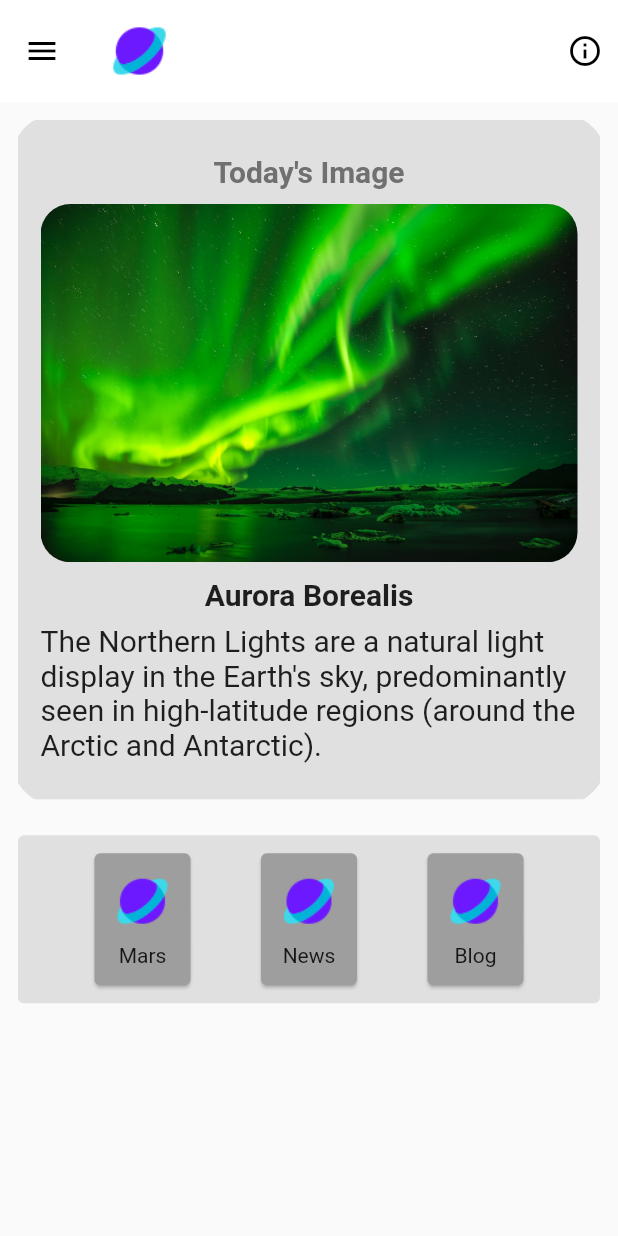
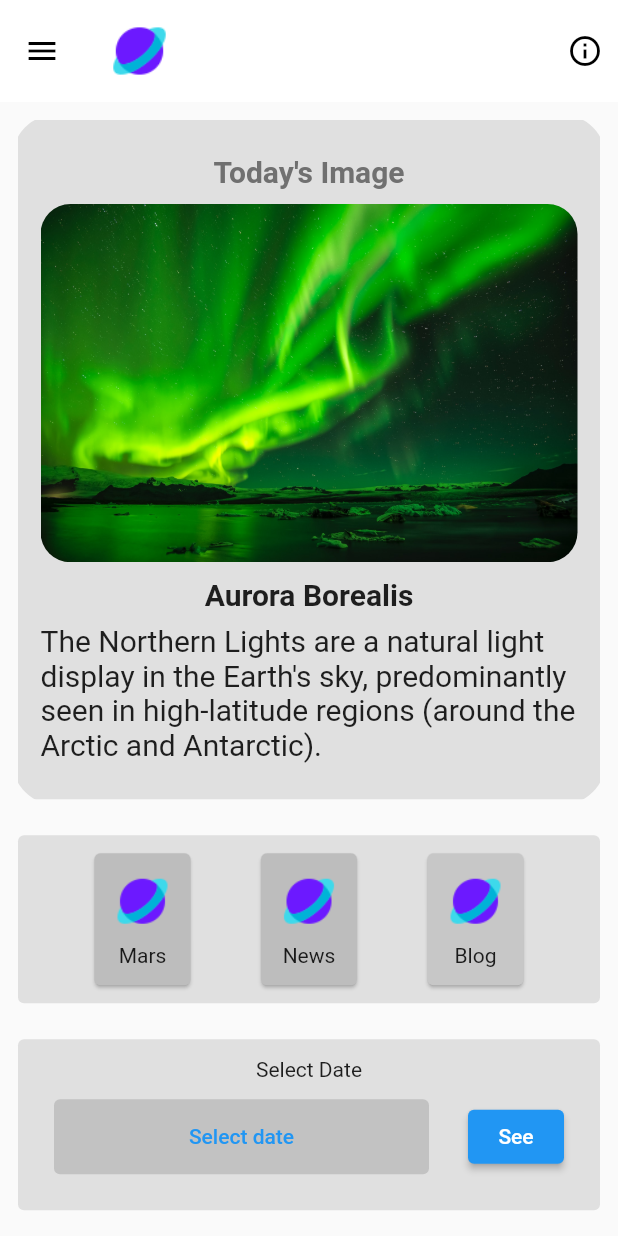
Before and after one commit to zainkhanbaloch/kosmos_flutter, a Flutter app: the screen it shows after launch, on a phone screen of 412 x 824 dp. Run offline on Flutter 3.47's test engine with Material 2 defaults, Android fonts, the phone set to English and light mode, and no system bars; our stand-ins replace device_preview.

Commit message:
break over

```diff
--- a/lib/main.dart
+++ b/lib/main.dart
@@ -9,6 +9,10 @@ void main(){
     builder: (context) => const App(), // Wrap your app
   ),);
 }
+
+// void main(){
+//   runApp(const App());
+// }
 
 class App extends StatefulWidget {
   const App({super.key});
--- a/lib/routes/home.dart
+++ b/lib/routes/home.dart
@@ -8,6 +8,23 @@ class Home extends StatefulWidget {
 }
 
 class _HomeState extends State<Home> {
+  String? selectedDate;
+
+  Future<void> _selectDate(BuildContext context) async {
+    final DateTime? picked = await showDatePicker(
+      context: context,
+      initialDate: DateTime.now(),
+      firstDate: DateTime(2000),
+      lastDate: DateTime(2101),
+    );
+    if (picked != null && picked != DateTime.now()) {
+      setState(() {
+        selectedDate = "${picked.year}, ${picked.month}, ${picked.day}";
+        print(selectedDate);
+      });
+    }
+  }
+
   @override
   Widget build(BuildContext context) {
     return Scaffold(
@@ -102,7 +119,7 @@ class _HomeState extends State<Home> {
                         mainAxisAlignment: MainAxisAlignment.spaceEvenly,
                         children: [
                           Card(
-                            color: Colors.grey[500],
+                            color: Colors.grey[400],
                             child: Padding(
                               padding: const EdgeInsets.all(12.0),
                               child: Column(children: [
@@ -119,7 +136,7 @@ class _HomeState extends State<Home> {
                             ),
                           ),
                           Card(
-                            color: Colors.grey[500],
+                            color: Colors.grey[400],
                             child: Padding(
                               padding: const EdgeInsets.all(12.0),
                               child: Column(children: [
@@ -136,7 +153,7 @@ class _HomeState extends State<Home> {
                             ),
                           ),
                           Card(
-                            color: Colors.grey[500],
+                            color: Color.fromARGB(255, 199, 199, 199),
                             child: Padding(
                               padding: const EdgeInsets.all(12.0),
                               child: Column(children: [
@@ -156,6 +173,46 @@ class _HomeState extends State<Home> {
                       ),
                     ),
                   ),
+                ),
+                Padding(
+                  padding: const EdgeInsets.all(8.0),
+                  child: Card(
+                    color: Colors.grey[300],
+                    elevation: 0,
+                    child: Padding(
+                      padding: const EdgeInsets.all(12.0),
+                      child: Column(
+                        children: [
+                          const Text("Select Date"),
+                          Padding(
+                            padding: const EdgeInsets.all(12.0),
+                            child: Row(
+                              mainAxisAlignment: MainAxisAlignment.spaceBetween,
+                              children: [
+                                TextButton(
+                                  style: ElevatedButton.styleFrom(
+                                    backgroundColor:
+                                       const Color.fromARGB(255, 194, 194, 194),
+                                    minimumSize: const Size(250, 50),
+                                  ),
+                                  onPressed: () {
+                                    _selectDate(context);
+                                  },
+                                  child: Text(selectedDate != null
+                                      ? "$selectedDate"
+                                      : "Select date"),
+                                ),
+                                ElevatedButton(
+                                  onPressed: () {},
+                                  child: const Text("See"),
+                                )
+                              ],
+                            ),
+                          )
+                        ],
+                      ),
+                    ),
+                  ),
                 )
               ],
             );
```
Also changed, not shown: lib/routes/temp.dart (added, +42 -0 lines).
